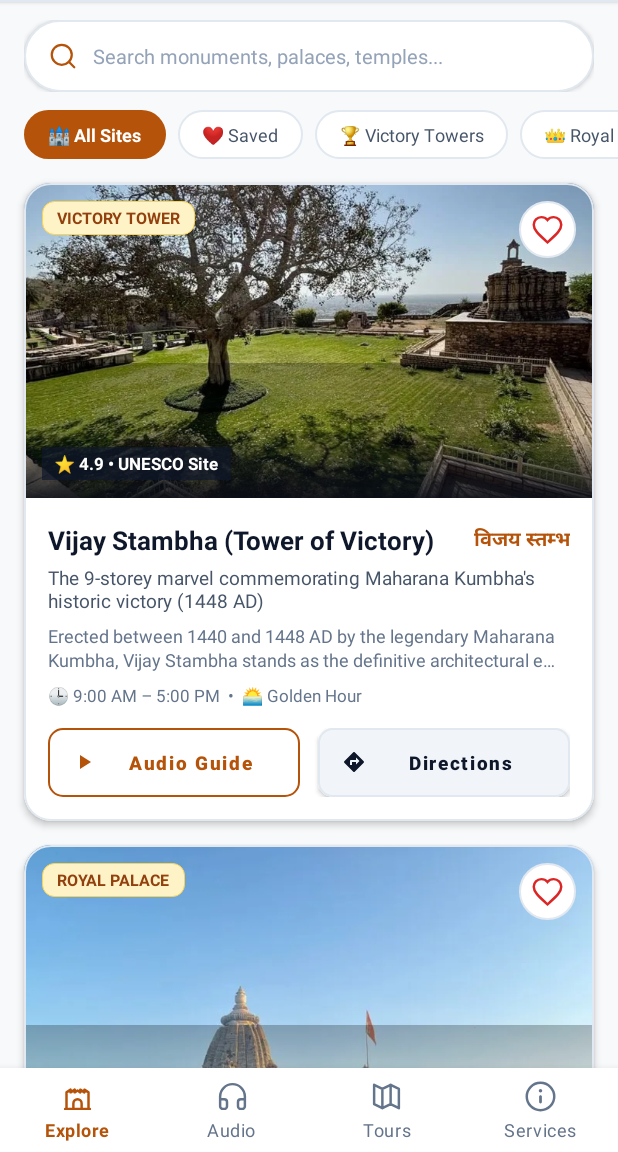
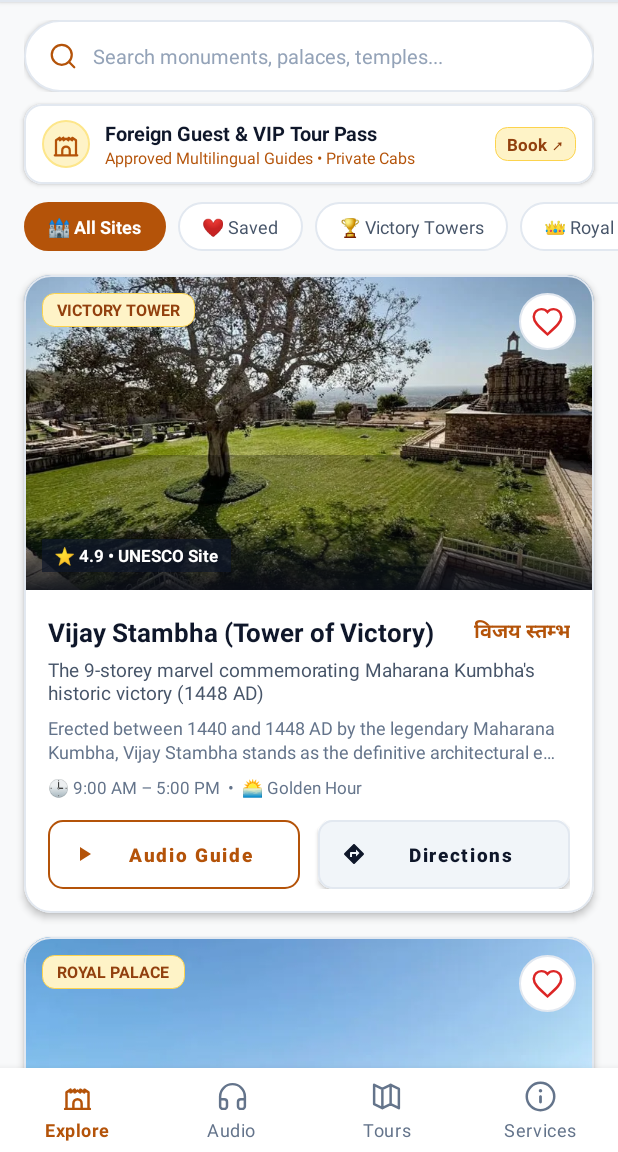
Before and after one commit to Chittortech-Official/Visit-Chittorgarh-Mobile-App, an Android app: the screen it shows after launch (MainActivity), on a phone screen of 412 x 824 dp, the part 84-1236 px from its top. Run offline under Robolectric (Android 15) with nearby library versions, the phone set to English and light mode, and no system bars.

Commit message:
feat: add foreign VIP packages, dual currency USD, structured WhatsApp booking, and responsive UI

```diff
--- a/app/src/main/java/in/visitchittorgarh/fort/tour/guide/MainActivity.kt
+++ b/app/src/main/java/in/visitchittorgarh/fort/tour/guide/MainActivity.kt
@@ -151,8 +151,14 @@ class MainActivity : AppCompatActivity() {
                 R.id.drawer_services, R.id.drawer_tickets -> {
                     bottomNavigation.selectedItemId = R.id.nav_services
                 }
+                R.id.drawer_vip_tour -> {
+                    openWhatsApp("Hello Visit Chittorgarh! 🌟\n\nI am an international visitor / VIP guest planning a tour of Chittorgarh Fort.\n\nPackage: Foreign Guest VIP Heritage Experience (~$35 USD)\nIncludes: Multilingual Historian (English/French/German) + Sanitized AC Sedan + Tickets Coordination + Heritage Lunch.\n\nPlease share availability and slot confirmation.")
+                }
+                R.id.drawer_photo_tour -> {
+                    openWhatsApp("Hello Visit Chittorgarh! 🌅\n\nI am a photographer / creator interested in the Sunrise & Golden Hour Photography Tour (~$22 USD) of Chittorgarh Fort.\n\nPlease confirm availability and photographer guide details.")
+                }
                 R.id.drawer_cabs -> {
-                    openWhatsApp("Hello Visit Chittorgarh! I would like to book a private cab for the Chittorgarh Fort tour.")
+                    openWhatsApp("Namaste Visit Chittorgarh! 🚕\n\nI would like to book a private cab for the Chittorgarh Fort tour. Please share driver details and rates.")
                 }
                 R.id.drawer_emergency -> {
                     dialNumber(HELPLINE_NUMBER)
@@ -218,6 +224,10 @@ class MainActivity : AppCompatActivity() {
     private fun setupExploreTab() {
         editSearch = findViewById(R.id.editSearch)
         recyclerMonuments = findViewById(R.id.recyclerMonuments)
+
+        findViewById<View>(R.id.cardExploreVipBanner)?.setOnClickListener {
+            bottomNavigation.selectedItemId = R.id.nav_services
+        }
 
         monumentAdapter = MonumentAdapter(
             allMonuments = ChittorgarhDataRepository.monuments,
@@ -387,10 +397,28 @@ class MainActivity : AppCompatActivity() {
         recyclerServices = findViewById(R.id.recyclerServices)
         serviceAdapter = ServiceAdapter(ChittorgarhDataRepository.serviceItems) { serviceItem ->
             when (serviceItem.actionType) {
-                "WHATSAPP_VIP" -> openWhatsApp("Hello Visit Chittorgarh! I am an international traveler / VIP guest planning a tour of Chittorgarh Fort. I want to book the Foreign Guest VIP Heritage Experience. Please share availability and pricing details.")
-                "WHATSAPP_PHOTO" -> openWhatsApp("Hello Visit Chittorgarh! I want to book the Sunrise & Golden Hour Photography Tour for Chittorgarh Fort. Please share timing and guide details.")
-                "WHATSAPP_GUIDE" -> openWhatsApp("Namaste! I would like to book an Authorized Mewari Tour Guide for Chittorgarh Fort.")
-                "WHATSAPP_TAXI" -> openWhatsApp("Namaste! I would like to inquire about booking a ${serviceItem.title} for Chittorgarh sight-seeing.")
+                "WHATSAPP_VIP" -> openWhatsApp(
+                    "Hello Visit Chittorgarh! 🌟\n\nI am an international traveler / VIP guest planning a tour of Chittorgarh Fort.\n\n" +
+                    "Package: Foreign Guest VIP Heritage Experience\n" +
+                    "Price: ₹2,800 – ₹4,500 (~$35 – $55 USD)\n" +
+                    "Includes: Approved Multilingual Historian (English/French/German) + Sanitized AC Sedan + Monument Line-skip + Authentic Mewari Lunch.\n\n" +
+                    "Please confirm availability and booking slots."
+                )
+                "WHATSAPP_PHOTO" -> openWhatsApp(
+                    "Hello Visit Chittorgarh! 🌅\n\nI want to book the Sunrise & Golden Hour Photography Tour (~$22 – $30 USD) for Chittorgarh Fort.\n\n" +
+                    "Includes: Curated 3-hour dawn/dusk vantage circuit (Gaumukh cliffside, Vijay Stambha lighting & ramparts).\n\n" +
+                    "Please share photographer guide availability."
+                )
+                "WHATSAPP_GUIDE" -> openWhatsApp(
+                    "Namaste Visit Chittorgarh! 🏛️\n\nI want to book an Authorized Govt & ASI Approved Historian Tour Guide for Chittorgarh Fort.\n\n" +
+                    "Rate: From ₹600 – ₹1,200 (~$8 – $15 USD)\n" +
+                    "Language: English / Hindi\n\n" +
+                    "Please share available guide slots."
+                )
+                "WHATSAPP_TAXI" -> openWhatsApp(
+                    "Namaste Visit Chittorgarh! 🚕\n\nI want to book ${serviceItem.title} (${serviceItem.price}) for Chittorgarh Fort tour.\n\n" +
+                    "Please confirm cab availability and driver contact."
+                )
                 else -> startActivity(Intent(Intent.ACTION_VIEW, Uri.parse(WEBSITE_URL)))
             }
         }
--- a/app/src/main/java/in/visitchittorgarh/fort/tour/guide/data/repository/ChittorgarhDataRepository.kt
+++ b/app/src/main/java/in/visitchittorgarh/fort/tour/guide/data/repository/ChittorgarhDataRepository.kt
@@ -351,7 +351,7 @@ object ChittorgarhDataRepository {
             id = "taxi_sedan",
             title = "Sedan Taxi (Dzire / Etios)",
             subtitle = "Sanitized AC Private Cab",
-            price = "₹1,500 local fort / ₹2,800 Udaipur transfer",
+            price = "₹1,500 (~$18 USD) local / ₹2,800 (~$34 USD) Udaipur",
             details = "Comfortable 4-seater air-conditioned sedan for exploring the 700-acre fort plateau with knowledgeable driver. Includes fuel, parking, and toll.",
             imageRes = R.drawable.sedan_taxi,
             actionType = "WHATSAPP_TAXI"
@@ -361,7 +361,7 @@ object ChittorgarhDataRepository {
             id = "taxi_suv",
             title = "SUV Taxi (Innova / Ertiga)",
             subtitle = "Spacious 6-7 Seater for Families",
-            price = "₹2,200 local fort / ₹3,800 Udaipur transfer",
+            price = "₹2,200 (~$26 USD) local / ₹3,800 (~$45 USD) Udaipur",
             details = "Premium family-sized SUV with experienced hill drivers. Ideal for group sight-seeing and round trips to Sanwariya Seth Temple or Menal Waterfalls.",
             imageRes = R.drawable.suv_taxi,
             actionType = "WHATSAPP_TAXI"
@@ -371,7 +371,7 @@ object ChittorgarhDataRepository {
             id = "taxi_tempo",
             title = "Tempo Traveller (12-16 Seater)",
             subtitle = "Group & Family Tour Coach",
-            price = "On Request (Custom Group Packages)",
+            price = "₹3,500 – ₹5,500 (~$42 – $65 USD) Group Tour",
             details = "Push-back seats, ample luggage space, and AC. Perfect for tour groups, wedding guests, and school excursions visiting Mewar.",
             imageRes = R.drawable.tempo_traveller,
             actionType = "WHATSAPP_TAXI"
--- a/app/src/main/res/layout/activity_main.xml
+++ b/app/src/main/res/layout/activity_main.xml
@@ -157,6 +157,71 @@
                             android:textSize="13.5sp" />
                     </LinearLayout>
                 </LinearLayout>
+
+                <!-- 👑 VIP & Foreign Guest Tour Promotion Banner -->
+                <com.google.android.material.card.MaterialCardView
+                    android:id="@+id/cardExploreVipBanner"
+                    android:layout_width="match_parent"
+                    android:layout_height="wrap_content"
+                    android:layout_marginHorizontal="16dp"
+                    android:layout_marginTop="8dp"
+                    app:cardBackgroundColor="@color/surface_white"
+                    app:cardCornerRadius="12dp"
+                    app:cardElevation="2dp"
+                    app:strokeColor="@color/border_subtle"
+                    app:strokeWidth="1dp">
+
+                    <LinearLayout
+                        android:layout_width="match_parent"
+                        android:layout_height="wrap_content"
+                        android:gravity="center_vertical"
+                        android:orientation="horizontal"
+                        android:paddingHorizontal="12dp"
+                        android:paddingVertical="10dp">
+
+                        <ImageView
+                            android:layout_width="32dp"
+                            android:layout_height="32dp"
+                            android:background="@drawable/bg_btn_circle_call"
+                            android:padding="6dp"
+                            android:src="@drawable/ic_nav_explore"
+                            app:tint="@color/accent_gold" />
+
+                        <LinearLayout
+                            android:layout_width="0dp"
+                            android:layout_height="wrap_content"
+                            android:layout_marginStart="10dp"
+                            android:layout_weight="1"
+                            android:orientation="vertical">
+
+                            <TextView
+                                android:layout_width="wrap_content"
+                                android:layout_height="wrap_content"
+                                android:text="Foreign Guest &amp; VIP Tour Pass"
+                                android:textColor="@color/text_primary"
+                                android:textSize="13sp"
+                                android:textStyle="bold" />
+
+                            <TextView
+                                android:layout_width="wrap_content"
+                                android:layout_height="wrap_content"
+                                android:text="Approved Multilingual Guides • Private Cabs"
+                                android:textColor="@color/accent_gold"
+                                android:textSize="10.5sp" />
+                        </LinearLayout>
+
+                        <TextView
+                            android:layout_width="wrap_content"
+                            android:layout_height="wrap_content"
+                            android:background="@drawable/bg_badge_gold"
+                            android:paddingHorizontal="8dp"
+                            android:paddingVertical="3dp"
+                            android:text="Book ↗"
+                            android:textColor="@color/gold_badge_text"
+                            android:textSize="11sp"
+                            android:textStyle="bold" />
+                    </LinearLayout>
+                </com.google.android.material.card.MaterialCardView>
 
                 <!-- Horizontal Category Filter Pills -->
                 <HorizontalScrollView
--- a/app/src/main/res/menu/drawer_menu.xml
+++ b/app/src/main/res/menu/drawer_menu.xml
@@ -18,6 +18,19 @@
             android:icon="@drawable/ic_nav_services"
             android:title="Cabs, Guides &amp; Services" />
     </group>
+
+    <item android:title="👑 VIP &amp; Foreign Guest Packages">
+        <menu>
+            <item
+                android:id="@+id/drawer_vip_tour"
+                android:icon="@drawable/ic_nav_explore"
+                android:title="VIP Foreign Guest Package (~$35 USD)" />
+            <item
+                android:id="@+id/drawer_photo_tour"
+                android:icon="@drawable/ic_nav_itinerary"
+                android:title="Sunrise &amp; Golden Hour Photo Tour" />
+        </menu>
+    </item>
 
     <item android:title="Visitor Essentials">
         <menu>
```
Also changed, not shown: 1 other file.
